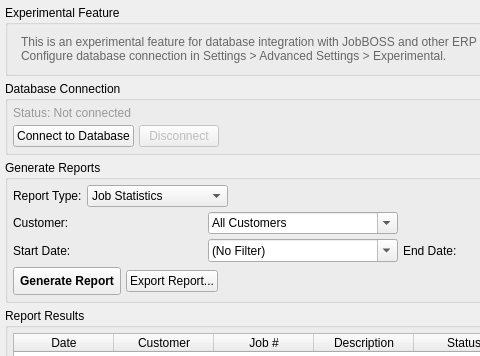
Before: the Qt Designer form modules/reporting/ui/reporting_tab.ui in i-machine-things-org/JobDocs, drawn with Qt 5; both pictures show x 0 to 480 and y 0 to 356 of the 800 by 600 pixel window.
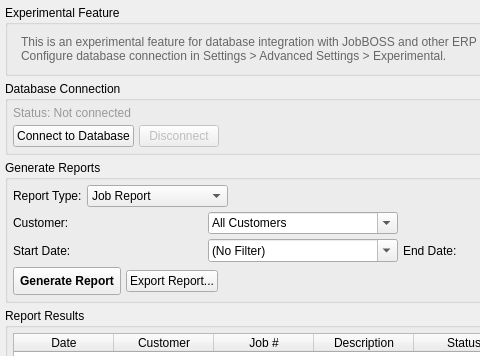
After: the same form once the commit is applied.

Commit message:
feat: add Job Report report type to the Reporting tab
Mirrors JobBOSS's own canned "Job Report" (jobRpt) export: one row per
open job with PO/line/drawing/promise-date detail, validated against a
live schema (Job.Customer_PO/Customer_PO_LN and Job.Rev are the real
PO/Line/Revision source on this install -- SO_Detail/Revision are
present but entirely unused; Promise Date comes from a Delivery lookup,
not Job). report_table now resizes its column count per report type
instead of being fixed at 5, so this report's 15 columns fit.

```diff
--- a/modules/reporting/ui/reporting_tab.ui
+++ b/modules/reporting/ui/reporting_tab.ui
@@ -167,6 +167,11 @@
         </item>
         <item>
          <widget class="QComboBox" name="report_type_combo">
+          <item>
+           <property name="text">
+            <string>Job Report</string>
+           </property>
+          </item>
           <item>
            <property name="text">
             <string>Job Statistics</string>
```
The commit also changes 5 other files.
